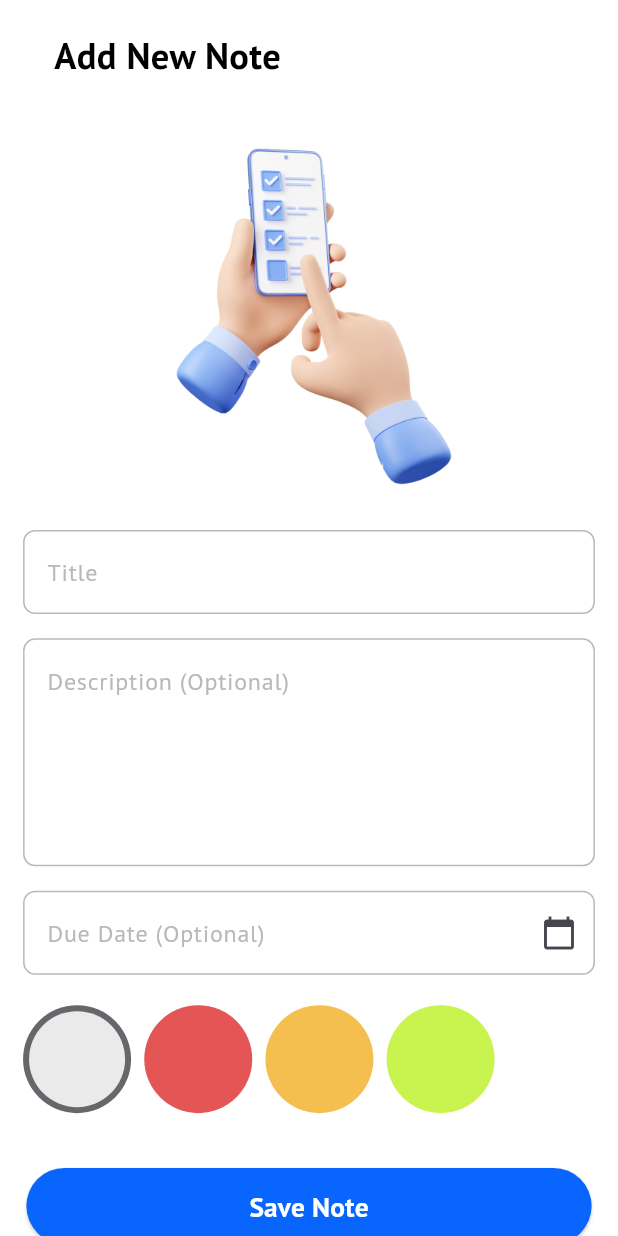
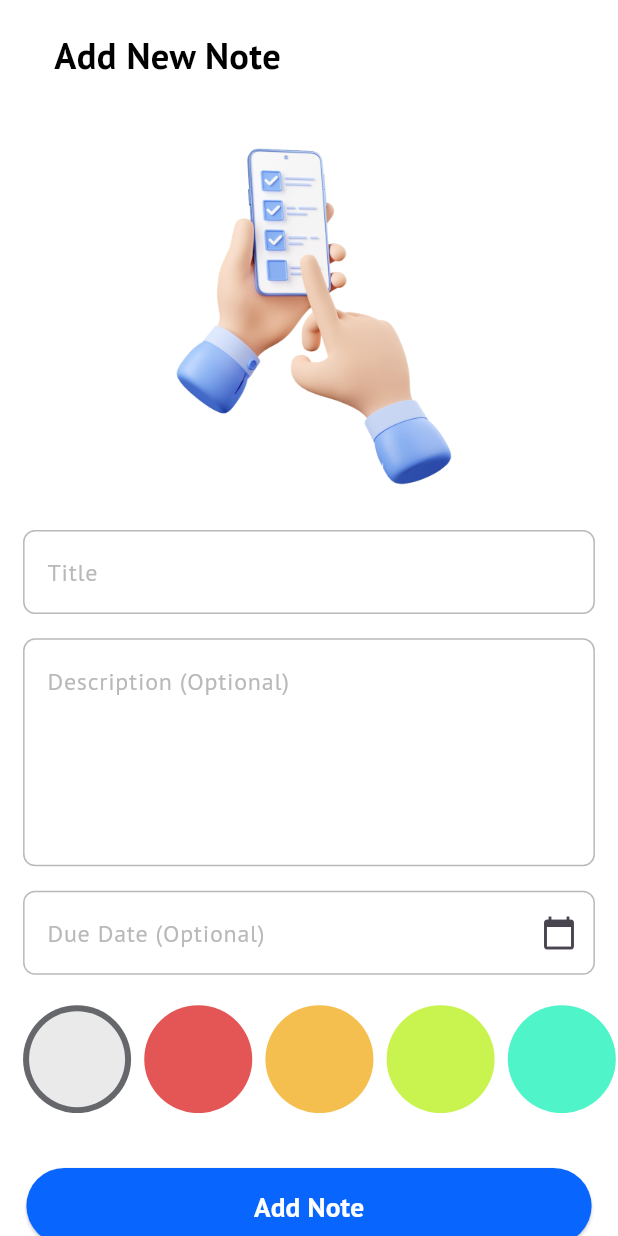
Before and after one commit to hashimsaffarini/NotaLite_App, a Flutter app: the AddNotePage screen opened directly, on a phone screen of 412 x 824 dp. Run offline on Flutter 3.47's test engine with Material 3 defaults, Android fonts, the phone set to English and light mode, and no system bars; our stand-ins replace flutter_bloc, flutter_screenutil, flutter_svg, hive, hive_flutter, iconsax and 1 more; accounts and stored records are empty.

```diff
--- a/lib/features/add/logic/add_note/add_note_cubit.dart
+++ b/lib/features/add/logic/add_note/add_note_cubit.dart
@@ -16,12 +16,12 @@ class AddNoteCubit extends Cubit<AddNoteState> {
   TextEditingController descriptionController = TextEditingController();
   TextEditingController dueDateController = TextEditingController();
   void addNote(NoteModel note) async {
-    // note.color = color.value;
     emit(AddNoteLoading());
     try {
       var notesBox = Hive.box<NoteModel>(kNotesBox);
       await notesBox.add(note);
       clearFields();
+
       emit(AddNoteSuccess());
     } catch (e) {
       emit(AddNoteFailure(e.toString()));
@@ -32,6 +32,5 @@ class AddNoteCubit extends Cubit<AddNoteState> {
     titleController.clear();
     descriptionController.clear();
     dueDateController.clear();
-    color = AppColors.noteBackGround;
   }
 }
--- a/lib/features/add/ui/widgets/add_page_body.dart
+++ b/lib/features/add/ui/widgets/add_page_body.dart
@@ -1,6 +1,7 @@
 import 'package:flutter/material.dart';
 import 'package:flutter_bloc/flutter_bloc.dart';
 import 'package:flutter_screenutil/flutter_screenutil.dart';
+import 'package:intl/intl.dart';
 import 'package:to_do/core/utils/app_images.dart';
 import 'package:to_do/core/widgets/custom_button.dart';
 import 'package:to_do/core/widgets/succsess_dialog.dart';
@@ -65,13 +66,13 @@ class AddPageBody extends StatelessWidget {
                   color: context.read<AddNoteCubit>().color.value,
                   date:
                       'Date: ${DateTime.now().day}/${DateTime.now().month}/${DateTime.now().year}',
-                  time: 'Time: ${DateTime.now().hour}:${DateTime.now().minute}',
+                  time: 'Time: ${DateFormat('hh:mm a').format(DateTime.now())}',
                 );
                 context.read<AddNoteCubit>().addNote(note);
               }
             },
             buttonRadius: 48,
-            buttonText: 'Save Note',
+            buttonText: 'Add Note',
             verticalPadding: 16,
             horizontalPadding: 16,
           ),
--- a/lib/features/add/ui/widgets/colors_filtered.dart
+++ b/lib/features/add/ui/widgets/colors_filtered.dart
@@ -68,9 +68,11 @@ class ColorItem extends StatelessWidget {
   }
 }
 
-List<Color> colors = const [
+List<Color> colors = [
   AppColors.noteBackGround,
-  Color(0xffE45555),
-  Color(0xffF4BF4F),
-  Color(0xffC9F44F),
+  const Color(0xffE45555),
+  const Color(0xffF4BF4F),
+  const Color(0xffC9F44F),
+  const Color(0xff4FF4C9),
+  AppColors.primaryColor,
 ];
--- a/lib/features/home/data/models/note_model.dart
+++ b/lib/features/home/data/models/note_model.dart
@@ -21,6 +21,9 @@ class NoteModel extends HiveObject {
   @HiveField(5)
   String dueDate;
 
+  @HiveField(6)
+  bool isFavorite;
+
   NoteModel({
     required this.title,
     required this.description,
@@ -28,5 +31,6 @@ class NoteModel extends HiveObject {
     required this.dueDate,
     required this.date,
     required this.time,
+    this.isFavorite = false,
   });
 }
```
Also changed, not shown: lib/features/home/logic/notes/notes_cubit.dart (+28 -0 lines), lib/features/home/ui/widgets/note_item.dart (+19 -6 lines), lib/features/home/ui/widgets/notes_list_view.dart (+46 -7 lines), lib/features/home/data/models/note_model.g.dart.
